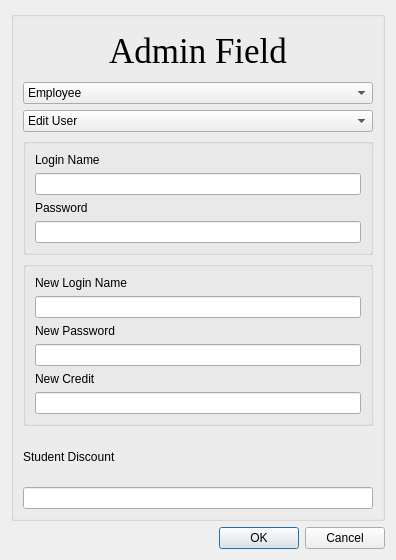
First picture: the form in Canteen/Canteen/AdminDialog.ui, repository Kalorina/Canteen, before the edit.
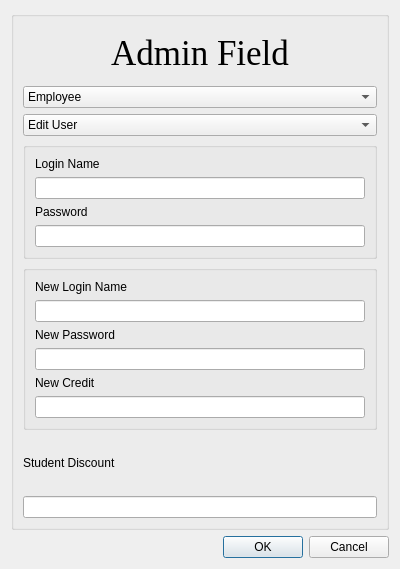
Second picture: the form after the edit.

```diff
--- a/Canteen/Canteen/AdminDialog.ui
+++ b/Canteen/Canteen/AdminDialog.ui
@@ -6,8 +6,8 @@
    <rect>
     <x>0</x>
     <y>0</y>
-    <width>396</width>
-    <height>560</height>
+    <width>400</width>
+    <height>569</height>
    </rect>
   </property>
   <property name="windowTitle">
```
Left out of the diff: 5 changed lines with no effect on the pictures.
